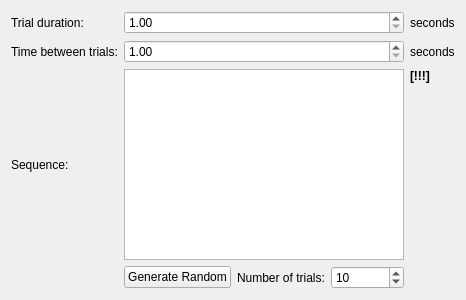
Above: ObjectTrackMatrix/ExperimentSetup.ui from parallax-xallaraq/ObjectTrackMatrix before the change. Below: the same form after it.
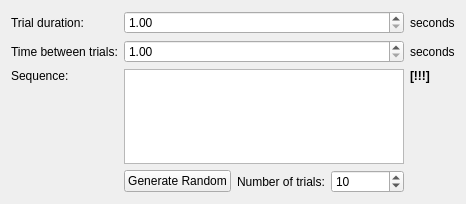
That is the form after the change.

```diff
--- a/ObjectTrackMatrix/ExperimentSetup.ui
+++ b/ObjectTrackMatrix/ExperimentSetup.ui
@@ -7,7 +7,7 @@
     <x>0</x>
     <y>0</y>
     <width>466</width>
-    <height>300</height>
+    <height>204</height>
    </rect>
   </property>
   <property name="windowTitle">
@@ -56,7 +56,7 @@
      </property>
     </widget>
    </item>
-   <item row="2" column="0">
+   <item row="2" column="0" alignment="Qt::AlignTop">
     <widget class="QLabel" name="label_sequence">
      <property name="text">
       <string>Sequence:</string>
```
